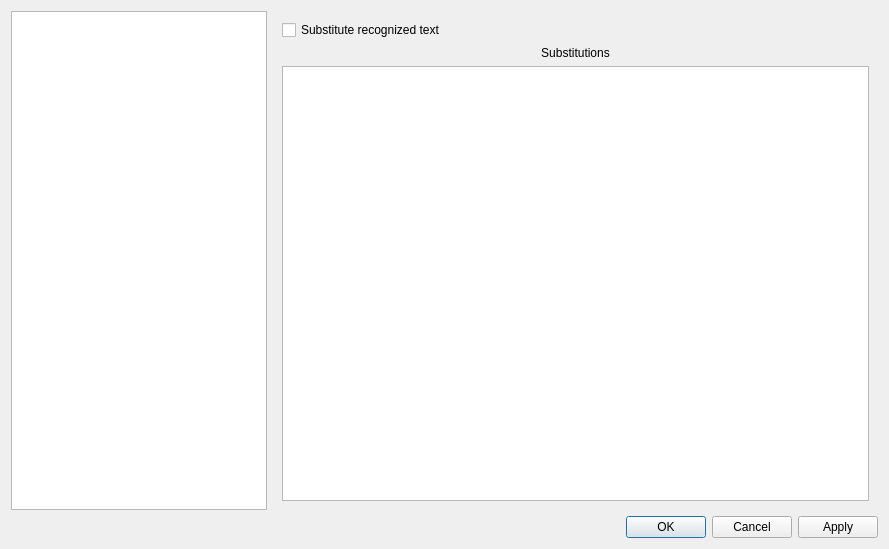
First picture: the form in src/settingseditor.ui, repository OneMoreGres/ScreenTranslator, before the edit.
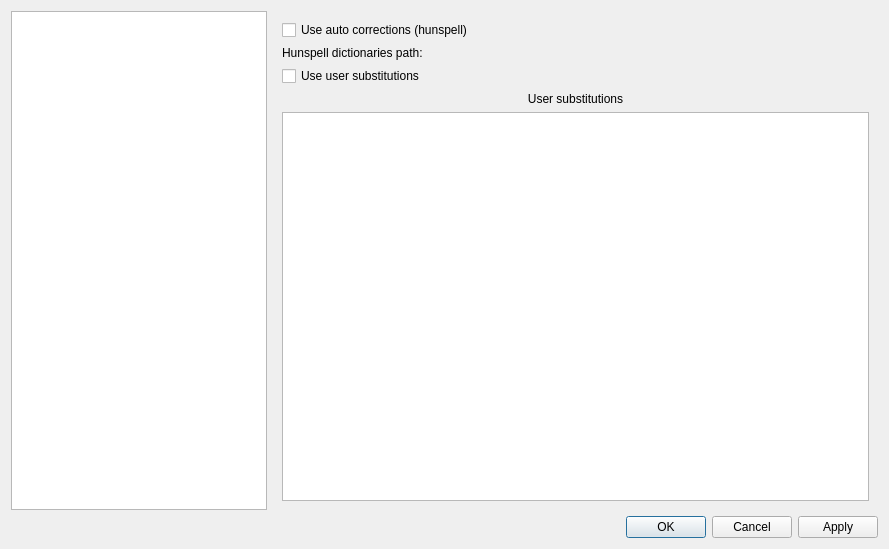
Second picture: the form after the edit. The open tabs and pages were chosen to show the change. Custom widgets are drawn as their Qt base class.

Commit message: Add auto correction with hunspell

```diff
--- a/src/settingseditor.ui
+++ b/src/settingseditor.ui
@@ -286,24 +286,17 @@
      </widget>
      <widget class="QWidget" name="pageCorrect">
       <layout class="QGridLayout" name="gridLayout_10">
-       <item row="1" column="0" colspan="2">
+       <item row="3" column="0" colspan="2">
         <widget class="QLabel" name="label_11">
          <property name="text">
-          <string>Substitutions</string>
+          <string>User substitutions</string>
          </property>
          <property name="alignment">
           <set>Qt::AlignCenter</set>
          </property>
         </widget>
        </item>
-       <item row="0" column="0" colspan="2">
-        <widget class="QCheckBox" name="useUserSubstitutions">
-         <property name="text">
-          <string>Substitute recognized text</string>
-         </property>
-        </widget>
-       </item>
-       <item row="2" column="0" colspan="2">
+       <item row="4" column="0" colspan="2">
         <widget class="SubstitutionsTable" name="userSubstitutionsTable">
          <property name="selectionBehavior">
           <enum>QAbstractItemView::SelectRows</enum>
@@ -313,6 +306,34 @@
          </property>
         </widget>
        </item>
+       <item row="0" column="0" colspan="2">
+        <widget class="QCheckBox" name="useHunspell">
+         <property name="text">
+          <string>Use auto corrections (hunspell)</string>
+         </property>
+        </widget>
+       </item>
+       <item row="2" column="0" colspan="2">
+        <widget class="QCheckBox" name="useUserSubstitutions">
+         <property name="text">
+          <string>Use user substitutions</string>
+         </property>
+        </widget>
+       </item>
+       <item row="1" column="0">
+        <widget class="QLabel" name="label_23">
+         <property name="text">
+          <string>Hunspell dictionaries path:</string>
+         </property>
+        </widget>
+       </item>
+       <item row="1" column="1">
+        <widget class="QLabel" name="hunspellDir">
+         <property name="text">
+          <string/>
+         </property>
+        </widget>
+       </item>
       </layout>
      </widget>
      <widget class="QWidget" name="pageTranslate">
```
The commit also changes 20 other files.
